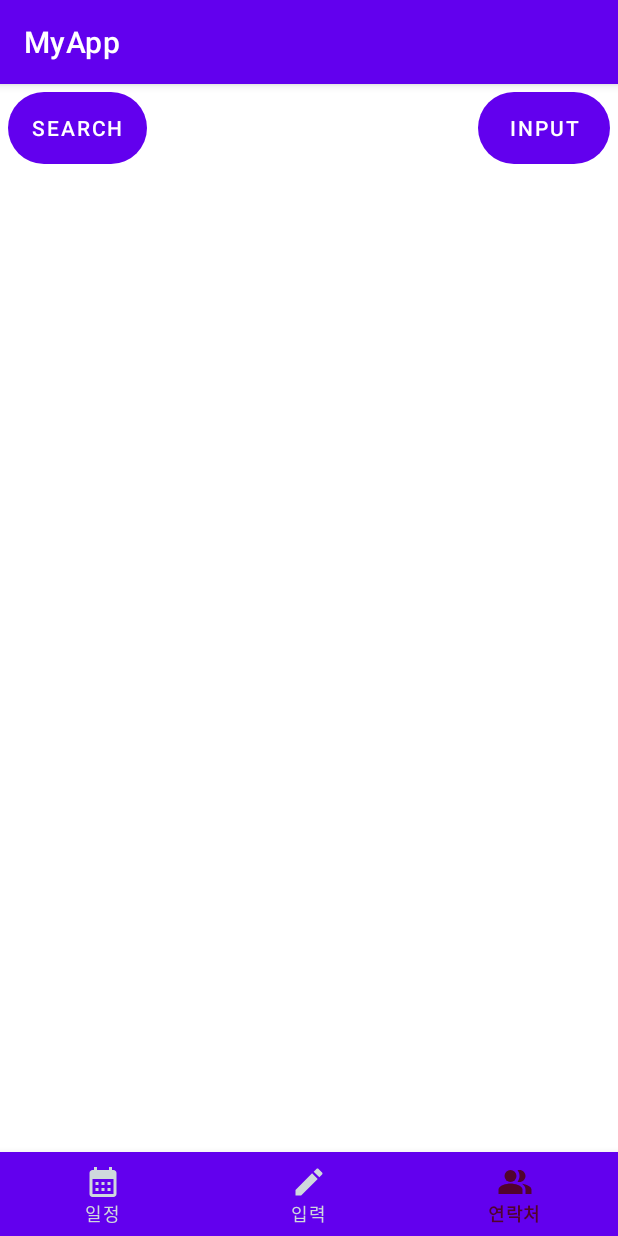
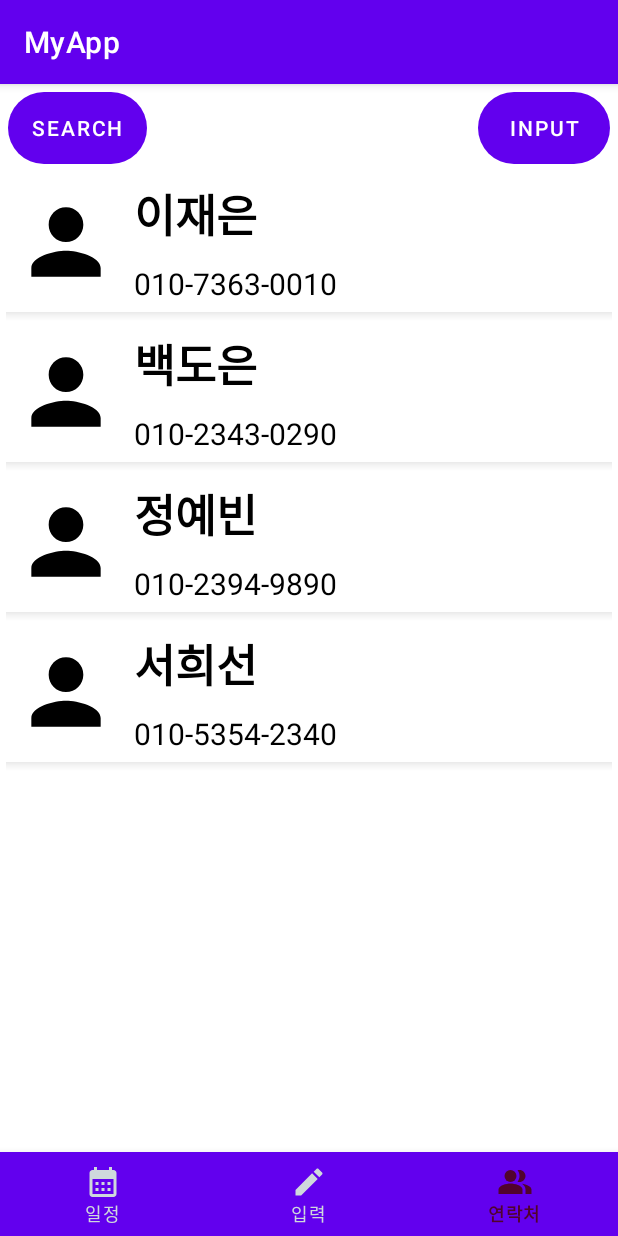
Before and after one commit to jjjen23/android_proj2, an Android app: the screen it shows after launch (MainActivity), item 3 of the bottom bar chosen, on a phone screen of 412 x 824 dp. Run offline under Robolectric (Android 15) with nearby library versions, the phone set to English and light mode, and no system bars.

Commit message:
2st commit

```diff
--- a/app/src/main/java/com/example/myapp/Input_Fragment.java
+++ b/app/src/main/java/com/example/myapp/Input_Fragment.java
@@ -1,13 +1,38 @@
 package com.example.myapp;
 
+import android.content.Context;
 import android.os.Bundle;
 import android.view.LayoutInflater;
 import android.view.View;
 import android.view.ViewGroup;
+import android.widget.Button;
 
 import androidx.fragment.app.Fragment;
 
 public class Input_Fragment extends Fragment {
+
+    Context context;
+    OnTabItemSelectedListener listener;
+
+    @Override
+    public void onAttach(Context context) {
+        super.onAttach(context);
+
+        this.context = context;
+
+        if(context instanceof OnTabItemSelectedListener) {
+            listener = (OnTabItemSelectedListener) context;
+        }
+    }
+
+    @Override public void onDetach() {
+        super.onDetach();
+
+        if (context != null){
+            context = null;
+            listener = null;
+        }
+    }
 
     @Override
     public View onCreateView(LayoutInflater inflater, ViewGroup container,
@@ -21,5 +46,35 @@ public class Input_Fragment extends Fragment {
     }
     private void initUI(ViewGroup rootView){
 
+        Button btn_save = rootView.findViewById(R.id.btn_save);
+        btn_save.setOnClickListener(new View.OnClickListener() {
+            @Override
+            public void onClick(View view) {
+                if (listener != null){
+                    listener.onTabSelected(2);
+                }
+            }
+        });
+
+        Button btn_delete = rootView.findViewById(R.id.btn_delete);
+        btn_delete.setOnClickListener(new View.OnClickListener() {
+            @Override
+            public void onClick(View view) {
+                if (listener != null){
+                    listener.onTabSelected(2);
+                }
+            }
+        });
+
+        Button btn_close = rootView.findViewById(R.id.btn_close);
+        btn_close.setOnClickListener(new View.OnClickListener() {
+            @Override
+            public void onClick(View view) {
+                if (listener != null){
+                    listener.onTabSelected(2);
+                }
+            }
+        });
+
     }
 }
--- /dev/null
+++ b/app/src/main/java/com/example/myapp/OnPeopleItemClickListener.java
@@ -0,0 +1,7 @@
+package com.example.myapp;
+
+import android.view.View;
+
+public interface OnPeopleItemClickListener {
+    public void onItemClick(PeopleAdapter.ViewHolder holder, View view , int position);
+}
--- /dev/null
+++ b/app/src/main/java/com/example/myapp/PeopleAdapter.java
@@ -0,0 +1,104 @@
+package com.example.myapp;
+
+import android.view.LayoutInflater;
+import android.view.View;
+import android.view.ViewGroup;
+import android.widget.ImageView;
+import android.widget.TextView;
+
+import androidx.annotation.NonNull;
+import androidx.recyclerview.widget.RecyclerView;
+
+import java.util.ArrayList;
+
+public class PeopleAdapter extends RecyclerView.Adapter<PeopleAdapter.ViewHolder>
+         implements OnPeopleItemClickListener {
+
+    // adapter 에 들어갈 list
+    ArrayList<PeopleItem> items = new ArrayList<>();
+
+    OnPeopleItemClickListener listener;
+
+    @NonNull
+    @Override
+    public ViewHolder onCreateViewHolder(@NonNull ViewGroup viewGroup, int viewType) {
+        LayoutInflater inflater = LayoutInflater.from(viewGroup.getContext());
+        View itemView = inflater.inflate(R.layout.item, viewGroup, false);
+
+        return new ViewHolder(itemView,this);
+    }
+
+    //아이템을 하나하나 보여주는(bind 되는) 함수
+    @Override
+    public void onBindViewHolder(@NonNull ViewHolder viewHolder, int position) {
+            PeopleItem item = items.get(position);
+
+            viewHolder.tv_name.setText(item.getName());
+
+            viewHolder.tv_number.setText(item.getPhone_num());
+    }
+
+    @Override
+    //리사이클 뷰의 총 개수 반환하는 함수
+    public int getItemCount() {
+        return items.size();
+    }
+
+    //외부에서 item 을 추가시킬 함수이다.
+    public void addItem(PeopleItem item) {
+        items.add(item);
+    }
+
+    public void setItems(ArrayList<PeopleItem> items) {
+        this.items = items;
+    }
+
+    public PeopleItem getItem(int position) {
+        return items.get(position);
+    }
+
+    public void setOnItemClickListener(OnPeopleItemClickListener listener) {
+        this.listener = listener;
+    }
+
+    @Override
+    public void onItemClick(ViewHolder holder, View view, int position) {
+        if (listener != null) {
+            listener.onItemClick(holder, view, position);
+        }
+    }
+
+    static class ViewHolder extends RecyclerView.ViewHolder {
+
+        ImageView imageView;
+
+        TextView tv_name;
+
+        TextView tv_number;
+
+
+        public ViewHolder(View itemView, final OnPeopleItemClickListener listener) {
+            super(itemView);
+
+            imageView = itemView.findViewById(R.id.imageView);
+            tv_name = itemView.findViewById(R.id.tv_name);
+            tv_number = itemView.findViewById(R.id.tv_number);
+
+
+            itemView.setOnClickListener(new View.OnClickListener() {
+                @Override
+                public void onClick(View view) {
+                    int position = getAdapterPosition();
+
+                    if (listener != null) {
+                        listener.onItemClick(ViewHolder.this, view, position);
+                    }
+                }
+            });
+
+        }
+
+
+    }
+
+}
--- /dev/null
+++ b/app/src/main/java/com/example/myapp/PeopleItem.java
@@ -0,0 +1,37 @@
+package com.example.myapp;
+
+public class PeopleItem {
+    int _id;
+    String name;
+    String phone_num;
+
+    public PeopleItem(int _id, String name, String phone_num) {
+        this._id = _id;
+        this.name = name;
+        this.phone_num = phone_num;
+    }
+
+    public int get_id() {
+        return _id;
+    }
+
+    public String getName() {
+        return name;
+    }
+
+    public String getPhone_num() {
+        return phone_num;
+    }
+
+    public void set_id(int _id) {
+        this._id = _id;
+    }
+
+    public void setName(String name) {
+        this.name = name;
+    }
+
+    public void setPhone_num(String phone_num) {
+        this.phone_num = phone_num;
+    }
+}
--- a/app/src/main/java/com/example/myapp/Phonebook_Fragment.java
+++ b/app/src/main/java/com/example/myapp/Phonebook_Fragment.java
@@ -1,13 +1,45 @@
 package com.example.myapp;
 
+import android.content.Context;
 import android.os.Bundle;
 import android.view.LayoutInflater;
 import android.view.View;
 import android.view.ViewGroup;
+import android.widget.Button;
+import android.widget.Toast;
 
 import androidx.fragment.app.Fragment;
+import androidx.recyclerview.widget.LinearLayoutManager;
+import androidx.recyclerview.widget.RecyclerView;
 
 public class Phonebook_Fragment extends Fragment {
+
+    RecyclerView recyclerView;
+    PeopleAdapter adapter;
+
+    Context context;
+    OnTabItemSelectedListener listener;
+
+    @Override
+    public void onAttach(Context context) {
+        super.onAttach(context);
+
+        this.context = context;
+
+        if(context instanceof OnTabItemSelectedListener) {
+            listener = (OnTabItemSelectedListener) context;
+        }
+    }
+
+    @Override public void onDetach() {
+        super.onDetach();
+
+        if (context != null){
+            context = null;
+            listener = null;
+        }
+    }
+
 
     @Override
     public View onCreateView(LayoutInflater inflater, ViewGroup container,
@@ -21,5 +53,39 @@ public class Phonebook_Fragment extends Fragment {
     }
     private void initUI(ViewGroup rootView){
 
+        // 연락처 리스트 화면에서 작성(input)버튼 눌렀을 때 화면 이동
+        Button btn_input = rootView.findViewById(R.id.btn_input);
+        btn_input.setOnClickListener(new View.OnClickListener() {
+            @Override
+            public void onClick(View view) {
+                if (listener != null){
+                    listener.onTabSelected(1);
+                }
+            }
+        });
+
+        /* 연락처 화면에서 검색(search) 버튼 눌렀을 때 화면 이동 ? 구현할것..?*/
+
+        recyclerView = rootView.findViewById(R.id.recycler);
+
+        LinearLayoutManager layoutManager = new LinearLayoutManager(getContext());
+        recyclerView.setLayoutManager(layoutManager);
+
+        adapter = new PeopleAdapter();
+
+        adapter.addItem(new PeopleItem(0,"이재은","010-7363-0010"));
+        adapter.addItem(new PeopleItem(1, "백도은","010-2343-0290"));
+        adapter.addItem(new PeopleItem(2, "정예빈", "010-2394-9890"));
+        adapter.addItem(new PeopleItem(3, "서희선", "010-5354-2340"));
+
+        recyclerView.setAdapter(adapter);
+
+        adapter.setOnItemClickListener(new OnPeopleItemClickListener() {
+            @Override
+            public void onItemClick(PeopleAdapter.ViewHolder holder, View view, int position) {
+                PeopleItem item = adapter.getItem(position);
+                Toast.makeText(getContext(),"아이템 선택됨: "+item.getName(), Toast.LENGTH_LONG ).show();
+            }
+        });
     }
 }
--- a/app/src/main/res/drawable/shadow_test.xml
+++ b/app/src/main/res/drawable/shadow_test.xml
@@ -5,10 +5,10 @@
     <item>
         <shape>
             <padding
-                android:bottom="2.5dp"
-                android:left="2.5dp"
-                android:right="2.5dp"
-                android:top="2.5dp" />
+                android:bottom="1dp"
+                android:left="0dp"
+                android:right="0dp"
+                android:top="0dp" />
 
             <solid android:color="#00CCCCCC" />
         </shape>
@@ -16,10 +16,10 @@
     <item>
         <shape>
             <padding
-                android:bottom="2.5dp"
-                android:left="2.5dp"
-                android:right="2.5dp"
-                android:top="2.5dp" />
+                android:bottom="1dp"
+                android:left="0dp"
+                android:right="0dp"
+                android:top="0dp" />
 
             <solid android:color="#06CCCCCC" />
         </shape>
@@ -27,10 +27,10 @@
     <item>
         <shape>
             <padding
-                android:bottom="2.5dp"
-                android:left="2.5dp"
-                android:right="2.5dp"
-                android:top="2.5dp" />
+                android:bottom="1dp"
+                android:left="0dp"
+                android:right="0dp"
+                android:top="0dp" />
 
             <solid android:color="#09CCCCCC" />
         </shape>
@@ -38,10 +38,10 @@
     <item>
         <shape>
             <padding
-                android:bottom="2.5dp"
-                android:left="2.5dp"
-                android:right="2.5dp"
-                android:top="2.5dp" />
+                android:bottom="1dp"
+                android:left="0dp"
+                android:right="0dp"
+                android:top="0dp" />
 
             <solid android:color="#0BCCCCCC" />
         </shape>
@@ -49,10 +49,10 @@
     <item>
         <shape>
             <padding
-                android:bottom="2.5dp"
-                android:left="2.5dp"
-                android:right="2.5dp"
-                android:top="2.5dp" />
+                android:bottom="1dp"
+                android:left="0dp"
+                android:right="0dp"
+                android:top="0dp" />
 
             <solid android:color="#0DCCCCCC" />
         </shape>
@@ -60,10 +60,10 @@
     <item>
         <shape>
             <padding
-                android:bottom="2.5dp"
-                android:left="2.5dp"
-                android:right="2.5dp"
-                android:top="2.5dp" />
+                android:bottom="1dp"
+                android:left="0dp"
+                android:right="0dp"
+                android:top="0dp" />
 
             <solid android:color="#10CCCCCC" />
         </shape>
@@ -71,10 +71,10 @@
     <item>
         <shape>
             <padding
-                android:bottom="2.5dp"
-                android:left="2.5dp"
-                android:right="2.5dp"
-                android:top="2.5dp" />
+                android:bottom="1dp"
+                android:left="0dp"
+                android:right="0dp"
+                android:top="0dp" />
 
             <solid android:color="#12CCCCCC" />
         </shape>
@@ -82,10 +82,10 @@
     <item>
         <shape>
             <padding
-                android:bottom="2.5dp"
-                android:left="2.5dp"
-                android:right="2.5dp"
-                android:top="2.5dp" />
+                android:bottom="1dp"
+                android:left="0dp"
+                android:right="0dp"
+                android:top="0dp" />
 
             <solid android:color="#15CCCCCC" />
         </shape>
@@ -93,10 +93,10 @@
     <item>
         <shape>
             <padding
-                android:bottom="2.5dp"
-                android:left="2.5dp"
-                android:right="2.5dp"
-                android:top="2.5dp" />
+                android:bottom="1dp"
+                android:left="0dp"
+                android:right="0dp"
+                android:top="0dp" />
 
             <solid android:color="#17CCCCCC" />
         </shape>
@@ -104,10 +104,10 @@
     <item>
         <shape>
             <padding
-                android:bottom="2.5dp"
-                android:left="2.5dp"
-                android:right="2.5dp"
-                android:top="2.5dp" />
+                android:bottom="1dp"
+                android:left="0dp"
+                android:right="0dp"
+                android:top="0dp" />
 
             <solid android:color="#1ACCCCCC" />
         </shape>
--- a/app/src/main/res/layout/item.xml
+++ b/app/src/main/res/layout/item.xml
@@ -3,6 +3,7 @@
     android:orientation="horizontal"
     android:layout_width="match_parent"
     android:layout_height="wrap_content"
+    android:background="@drawable/shadow_test"
     >
 
     <ImageView
```
